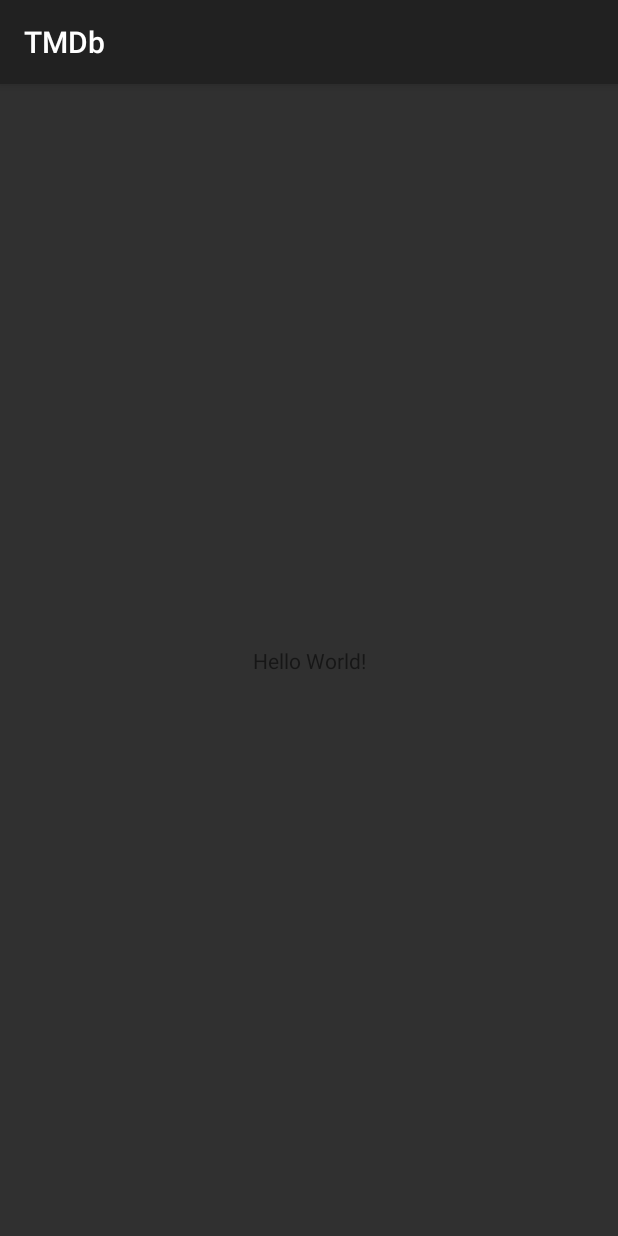
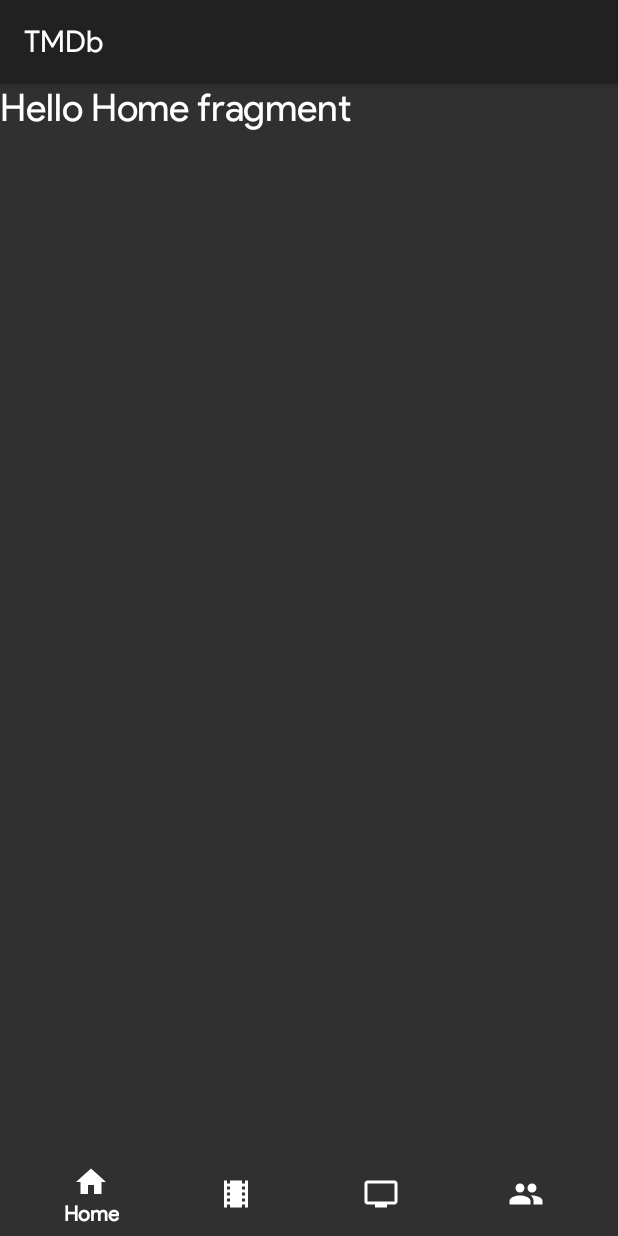
Before and after one commit to rajbirsehmi/tmdb, an Android app: the screen it shows after launch (MainActivity), on a phone screen of 412 x 824 dp. Run offline under Robolectric (Android 15) with nearby library versions, the phone set to English and light mode, and no system bars.

Commit message:
Working With Fragments

```diff
--- a/app/build.gradle
+++ b/app/build.gradle
@@ -23,8 +23,9 @@ dependencies {
     implementation fileTree(dir: 'libs', include: ['*.jar'])
     implementation 'androidx.appcompat:appcompat:1.0.0-beta01'
     implementation 'androidx.constraintlayout:constraintlayout:1.1.2'
+    implementation 'androidx.legacy:legacy-support-v4:1.0.0-beta01'
     testImplementation 'junit:junit:4.12'
     androidTestImplementation 'androidx.test:runner:1.1.0-alpha4'
     androidTestImplementation 'androidx.test.espresso:espresso-core:3.1.0-alpha4'
-    implementation 'com.android.support:design:27.0.2'
+    implementation 'com.google.android.material:material:1.0.0-beta01'
 }
--- a/app/src/main/java/com/creative/tmdb/MainActivity.java
+++ b/app/src/main/java/com/creative/tmdb/MainActivity.java
@@ -1,14 +1,50 @@
 package com.creative.tmdb;
 
 import androidx.appcompat.app.AppCompatActivity;
+import androidx.fragment.app.FragmentManager;
+import androidx.fragment.app.FragmentTransaction;
 
 import android.os.Bundle;
 
-public class MainActivity extends AppCompatActivity {
+import com.creative.tmdb.fragments.HomeFragment;
+import com.creative.tmdb.fragments.MovieFragment;
+import com.creative.tmdb.listener.FragmentChangeListener;
+import com.creative.tmdb.presenter.FragmentProcessor;
+import com.google.android.material.bottomnavigation.BottomNavigationView;
+
+public class MainActivity extends AppCompatActivity implements FragmentProcessor {
+
+    private BottomNavigationView bnvCategories;
+    private FragmentTransaction fragmentTransaction;
 
     @Override
     protected void onCreate(Bundle savedInstanceState) {
         super.onCreate(savedInstanceState);
         setContentView(R.layout.activity_main);
+        bnvCategories = findViewById(R.id.bnv_categories);
+        bnvCategories.setOnNavigationItemSelectedListener(new FragmentChangeListener(this));
+        fragmentTransaction = getSupportFragmentManager().beginTransaction();
+    }
+
+    @Override
+    public void setHomeFragment() {
+        fragmentTransaction.replace(R.id.fl_container, new HomeFragment()).commit();
+        bnvCategories.setSelectedItemId(R.id.mi_home);
+    }
+
+    @Override
+    public void setMovieFragment() {
+        fragmentTransaction.replace(R.id.fl_container, new MovieFragment()).commit();
+        bnvCategories.setSelectedItemId(R.id.mi_movies);
+    }
+
+    @Override
+    public void setTvShowFragment() {
+
+    }
+
+    @Override
+    public void setCelebsFragment() {
+
     }
 }
--- /dev/null
+++ b/app/src/main/java/com/creative/tmdb/fragments/HomeFragment.java
@@ -0,0 +1,30 @@
+package com.creative.tmdb.fragments;
+
+
+import android.os.Bundle;
+
+import androidx.fragment.app.Fragment;
+
+import android.view.LayoutInflater;
+import android.view.View;
+import android.view.ViewGroup;
+
+import com.creative.tmdb.R;
+
+/**
+ * A simple {@link Fragment} subclass.
+ */
+public class HomeFragment extends Fragment {
+
+    public HomeFragment() {
+        // Required empty public constructor
+    }
+
+    @Override
+    public View onCreateView(LayoutInflater inflater, ViewGroup container,
+                             Bundle savedInstanceState) {
+        // Inflate the layout for this fragment
+        return inflater.inflate(R.layout.fragment_home, container, false);
+    }
+
+}
--- /dev/null
+++ b/app/src/main/java/com/creative/tmdb/presenter/FragmentProcessor.java
@@ -0,0 +1,8 @@
+package com.creative.tmdb.presenter;
+
+public interface FragmentProcessor {
+    void setHomeFragment();
+    void setMovieFragment();
+    void setTvShowFragment();
+    void setCelebsFragment();
+}
--- /dev/null
+++ b/app/src/main/res/drawable/icon_celebs.xml
@@ -0,0 +1,5 @@
+<vector android:height="24dp" android:tint="#FFFFFF"
+    android:viewportHeight="24.0" android:viewportWidth="24.0"
+    android:width="24dp" xmlns:android="http://schemas.android.com/apk/res/android">
+    <path android:fillColor="#FF000000" android:pathData="M16,11c1.66,0 2.99,-1.34 2.99,-3S17.66,5 16,5c-1.66,0 -3,1.34 -3,3s1.34,3 3,3zM8,11c1.66,0 2.99,-1.34 2.99,-3S9.66,5 8,5C6.34,5 5,6.34 5,8s1.34,3 3,3zM8,13c-2.33,0 -7,1.17 -7,3.5L1,19h14v-2.5c0,-2.33 -4.67,-3.5 -7,-3.5zM16,13c-0.29,0 -0.62,0.02 -0.97,0.05 1.16,0.84 1.97,1.97 1.97,3.45L17,19h6v-2.5c0,-2.33 -4.67,-3.5 -7,-3.5z"/>
+</vector>
--- /dev/null
+++ b/app/src/main/res/drawable/icon_home.xml
@@ -0,0 +1,5 @@
+<vector android:height="24dp" android:tint="#FFFFFF"
+    android:viewportHeight="24.0" android:viewportWidth="24.0"
+    android:width="24dp" xmlns:android="http://schemas.android.com/apk/res/android">
+    <path android:fillColor="#FF000000" android:pathData="M10,20v-6h4v6h5v-8h3L12,3 2,12h3v8z"/>
+</vector>
--- /dev/null
+++ b/app/src/main/res/drawable/icon_movies.xml
@@ -0,0 +1,5 @@
+<vector android:height="24dp" android:tint="#FFFFFF"
+    android:viewportHeight="24.0" android:viewportWidth="24.0"
+    android:width="24dp" xmlns:android="http://schemas.android.com/apk/res/android">
+    <path android:fillColor="#FF000000" android:pathData="M18,3v2h-2L16,3L8,3v2L6,5L6,3L4,3v18h2v-2h2v2h8v-2h2v2h2L20,3h-2zM8,17L6,17v-2h2v2zM8,13L6,13v-2h2v2zM8,9L6,9L6,7h2v2zM18,17h-2v-2h2v2zM18,13h-2v-2h2v2zM18,9h-2L16,7h2v2z"/>
+</vector>
--- /dev/null
+++ b/app/src/main/res/drawable/icon_tv.xml
@@ -0,0 +1,5 @@
+<vector android:height="24dp" android:tint="#FFFFFF"
+    android:viewportHeight="24.0" android:viewportWidth="24.0"
+    android:width="24dp" xmlns:android="http://schemas.android.com/apk/res/android">
+    <path android:fillColor="#FF000000" android:pathData="M21,3L3,3c-1.1,0 -2,0.9 -2,2v12c0,1.1 0.9,2 2,2h5v2h8v-2h5c1.1,0 1.99,-0.9 1.99,-2L23,5c0,-1.1 -0.9,-2 -2,-2zM21,17L3,17L3,5h18v12z"/>
+</vector>
--- a/app/src/main/res/layout/activity_main.xml
+++ b/app/src/main/res/layout/activity_main.xml
@@ -1,18 +1,32 @@
 <?xml version="1.0" encoding="utf-8"?>
-<androidx.constraintlayout.widget.ConstraintLayout xmlns:android="http://schemas.android.com/apk/res/android"
+<LinearLayout xmlns:android="http://schemas.android.com/apk/res/android"
     xmlns:app="http://schemas.android.com/apk/res-auto"
     xmlns:tools="http://schemas.android.com/tools"
     android:layout_width="match_parent"
     android:layout_height="match_parent"
+    android:orientation="vertical"
     tools:context=".MainActivity">
 
-    <TextView
-        android:layout_width="wrap_content"
+    <FrameLayout
+        android:id="@+id/fl_container"
+        android:layout_width="match_parent"
+        android:layout_height="0dp"
+        android:layout_weight="1">
+
+        <fragment
+            android:name="com.creative.tmdb.fragments.HomeFragment"
+            android:layout_width="match_parent"
+            android:layout_height="match_parent" />
+
+    </FrameLayout>
+
+    <com.google.android.material.bottomnavigation.BottomNavigationView
+        android:id="@+id/bnv_categories"
+        android:layout_width="match_parent"
         android:layout_height="wrap_content"
-        android:text="Hello World!"
-        app:layout_constraintBottom_toBottomOf="parent"
-        app:layout_constraintLeft_toLeftOf="parent"
-        app:layout_constraintRight_toRightOf="parent"
-        app:layout_constraintTop_toTopOf="parent" />
+        android:background="?android:attr/windowBackground"
+        app:itemIconTint="@android:color/white"
+        app:itemTextColor="@android:color/white"
+        app:menu="@menu/menu_bottom_navigation" />
 
-</androidx.constraintlayout.widget.ConstraintLayout>
+</LinearLayout>
--- /dev/null
+++ b/app/src/main/res/layout/fragment_home.xml
@@ -0,0 +1,16 @@
+<?xml version="1.0" encoding="utf-8"?>
+<FrameLayout xmlns:android="http://schemas.android.com/apk/res/android"
+    xmlns:tools="http://schemas.android.com/tools"
+    android:layout_width="match_parent"
+    android:layout_height="match_parent"
+    tools:context=".fragments.HomeFragment">
+
+    <!-- TODO: Update blank fragment layout -->
+    <TextView
+        android:layout_width="match_parent"
+        android:layout_height="match_parent"
+        android:textSize="25sp"
+        android:textColor="@android:color/white"
+        android:text="@string/hello_home_fragment" />
+
+</FrameLayout>
--- /dev/null
+++ b/app/src/main/res/menu/menu_bottom_navigation.xml
@@ -0,0 +1,20 @@
+<?xml version="1.0" encoding="utf-8"?>
+<menu xmlns:android="http://schemas.android.com/apk/res/android">
+
+    <item
+        android:id="@+id/mi_home"
+        android:icon="@drawable/icon_home"
+        android:title="@string/label_home" />
+    <item
+        android:id="@+id/mi_movies"
+        android:icon="@drawable/icon_movies"
+        android:title="@string/label_movies" />
+    <item
+        android:id="@+id/mi_tv_shows"
+        android:icon="@drawable/icon_tv"
+        android:title="@string/label_tv" />
+    <item
+        android:id="@+id/mi_celebs"
+        android:icon="@drawable/icon_celebs"
+        android:title="@string/label_calebs" />
+</menu>
--- a/app/src/main/res/values/colors.xml
+++ b/app/src/main/res/values/colors.xml
@@ -1,6 +1,7 @@
 <?xml version="1.0" encoding="utf-8"?>
 <resources>
-    <color name="colorPrimary">#008577</color>
-    <color name="colorPrimaryDark">#00574B</color>
-    <color name="colorAccent">#D81B60</color>
+    <color name="colorPrimary">#ff212121</color>
+    <color name="colorPrimaryDark">#ff000000</color>
+    <color name="colorAccent">#ff80cbc4</color>
+    <color name="colorBackground">#ff303030</color>
 </resources>
--- a/app/src/main/res/values/strings.xml
+++ b/app/src/main/res/values/strings.xml
@@ -1,4 +1,12 @@
 <resources>
     <string name="app_name">TMDb</string>
     <string name="API_KEY">a9ae1c468f2ef27ce48280503e3a81f0</string>
+    <string name="label_movies">Movies</string>
+    <string name="label_tv">TV Shows</string>
+    <string name="label_home">Home</string>
+    <string name="label_calebs">Celebs</string>
+
+    <!-- TODO: Remove or change this placeholder text -->
+    <string name="hello_home_fragment">Hello Home fragment</string>
+    <string name="hello_movie_fragment">Hello Movie fragment</string>
 </resources>
--- a/app/src/main/res/values/styles.xml
+++ b/app/src/main/res/values/styles.xml
@@ -4,10 +4,10 @@
     <style name="AppTheme" parent="Theme.AppCompat.Light.DarkActionBar">
     <!--<style name="AppTheme" parent="Theme.AppCompat.Light.DarkActionBar">-->
         <!-- Customize your theme here. -->
-        <item name="colorPrimaryDark">@color/primary_dark_material_dark</item>
-        <item name="colorPrimary">@color/primary_material_dark</item>
-        <item name="colorAccent">@color/accent_material_dark</item>
-        <item name="android:colorBackground">@color/background_material_dark</item>
+        <item name="colorPrimaryDark">@color/colorPrimaryDark</item>
+        <item name="colorPrimary">@color/colorPrimary</item>
+        <item name="colorAccent">@color/colorAccent</item>
+        <item name="android:colorBackground">@color/colorBackground</item>
+        <item name="android:fontFamily">@font/product_sans</item>
     </style>
-
 </resources>
```
Also changed, not shown: app/src/main/java/com/creative/tmdb/fragments/MovieFragment.java (added, +32 -0 lines), app/src/main/java/com/creative/tmdb/listener/FragmentChangeListener.java (added, +35 -0 lines), app/src/main/java/com/creative/tmdb/model/FragmentProcessorImpl.java (added, +11 -0 lines), app/src/main/res/layout/fragment_movie.xml (added, +16 -0 lines), app/src/main/res/font/product_sans.ttf (added).
